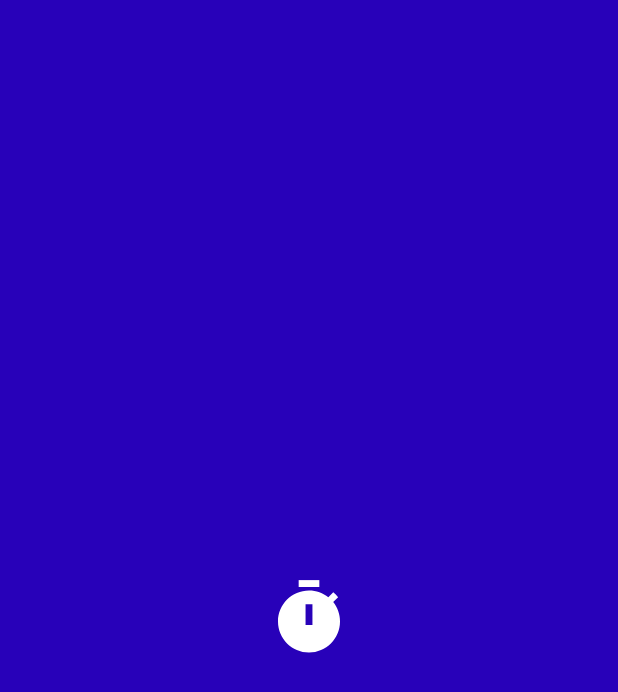
After one commit to davidezq/timetrack, an Android app: the SplashActivity screen opened directly, with no data from a screen before it, on a phone screen of 412 x 824 dp. The commit adds this screen. Shown: the top 692 px of the screen. Run offline under Robolectric (Android 15) with nearby library versions, the phone set to English and light mode, and no system bars.

Commit message:
Feat: Add a splash screen

```diff
--- a/app/src/main/AndroidManifest.xml
+++ b/app/src/main/AndroidManifest.xml
@@ -11,6 +11,14 @@
         android:supportsRtl="true"
         android:theme="@style/Theme.Timetrack"
         tools:targetApi="31">
+        <activity
+            android:name=".SplashActivity"
+            android:exported="true">
+            <intent-filter>
+                <action android:name="android.intent.action.MAIN" />
+                <category android:name="android.intent.category.LAUNCHER" />
+            </intent-filter>
+        </activity>
         <activity
             android:name=".admin.UserChart"
             android:exported="false" />
@@ -42,13 +50,7 @@
             android:parentActivityName=".auth.AuthClientActivity" />
         <activity
             android:name=".auth.AuthClientActivity"
-            android:exported="true">
-            <intent-filter>
-                <action android:name="android.intent.action.MAIN" />
-
-                <category android:name="android.intent.category.LAUNCHER" />
-            </intent-filter>
-        </activity>
+            android:exported="false"></activity>
     </application>
 
 </manifest>
--- /dev/null
+++ b/app/src/main/java/com/example/timetrack/SplashActivity.kt
@@ -0,0 +1,23 @@
+package com.example.timetrack
+
+import android.content.Intent
+import androidx.appcompat.app.AppCompatActivity
+import android.os.Bundle
+import android.os.Handler
+import com.example.timetrack.auth.AuthClientActivity
+
+class SplashActivity : AppCompatActivity() {
+    override fun onCreate(savedInstanceState: Bundle?) {
+        super.onCreate(savedInstanceState)
+        setContentView(R.layout.activity_splash)
+        //actionBar
+        title = ""
+        supportActionBar?.hide()
+
+        Handler().postDelayed({
+            val intent = Intent(this@SplashActivity, AuthClientActivity::class.java)
+            startActivity(intent)
+            finish()
+        }, 2000)
+    }
+}
--- /dev/null
+++ b/app/src/main/res/layout/activity_splash.xml
@@ -0,0 +1,19 @@
+<?xml version="1.0" encoding="utf-8"?>
+<androidx.constraintlayout.widget.ConstraintLayout xmlns:android="http://schemas.android.com/apk/res/android"
+    xmlns:app="http://schemas.android.com/apk/res-auto"
+    xmlns:tools="http://schemas.android.com/tools"
+    android:layout_width="match_parent"
+    android:layout_height="match_parent"
+    android:background="@color/blue"
+    tools:context=".SplashActivity">
+
+    <ImageView
+        android:id="@+id/imageView"
+        android:layout_width="wrap_content"
+        android:layout_height="wrap_content"
+        app:layout_constraintBottom_toBottomOf="parent"
+        app:layout_constraintEnd_toEndOf="parent"
+        app:layout_constraintStart_toStartOf="parent"
+        app:layout_constraintTop_toTopOf="parent"
+        app:srcCompat="@drawable/ic_launcher_foreground" />
+</androidx.constraintlayout.widget.ConstraintLayout>
--- a/app/src/main/res/values/colors.xml
+++ b/app/src/main/res/values/colors.xml
@@ -5,6 +5,7 @@
     <color name="purple_700">#FF3700B3</color>
     <color name="teal_200">#FF03DAC5</color>
     <color name="teal_700">#FF018786</color>
+    <color name="blue">#2801B9</color>
     <color name="blue_with_alpha">#732801B9</color>
     <color name="black">#FF000000</color>
     <color name="white">#FFFFFFFF</color>
--- a/app/src/main/res/values/strings.xml
+++ b/app/src/main/res/values/strings.xml
@@ -88,7 +88,6 @@
     <string name="save">Save</string>
 
 
-
     <string name="delete">Delete</string>
     <string name="edit_activity">Edit Activity</string>
     <string name="edit">Edit</string>
```
